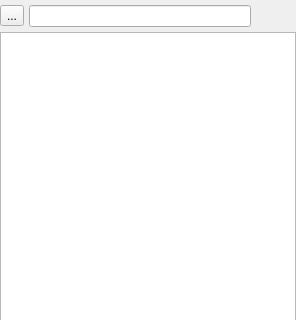
Above: ui/a2widget/a2module_list.ui from ewerybody/a2 before the change; both pictures show x 0 to 296 and y 0 to 320 of the 296 by 759 pixel window. Below: the same form after it.
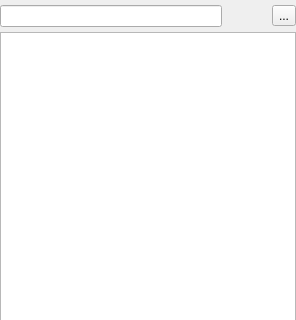
That is the form after the change. Custom widgets are drawn as their Qt base class.

Commit message: module list has A2MoreButton now

What changed in the file:
```diff
--- a/ui/a2widget/a2module_list.ui
+++ b/ui/a2widget/a2module_list.ui
@@ -34,13 +34,6 @@
      <property name="spacing">
       <number>5</number>
      </property>
-     <item>
-      <widget class="QToolButton" name="filter_menu_button">
-       <property name="text">
-        <string>...</string>
-       </property>
-      </widget>
-     </item>
      <item>
       <widget class="QLineEdit" name="search_field"/>
      </item>
@@ -54,6 +47,13 @@
        </property>
       </widget>
      </item>
+     <item>
+      <widget class="A2MoreButton" name="filter_menu_button">
+       <property name="text">
+        <string>...</string>
+       </property>
+      </widget>
+     </item>
     </layout>
    </item>
    <item>
@@ -74,6 +74,13 @@
    </item>
   </layout>
  </widget>
+ <customwidgets>
+  <customwidget>
+   <class>A2MoreButton</class>
+   <extends>QToolButton</extends>
+   <header>a2widget</header>
+  </customwidget>
+ </customwidgets>
  <resources/>
  <connections/>
 </ui>
```
The commit also changes 1 other file.
